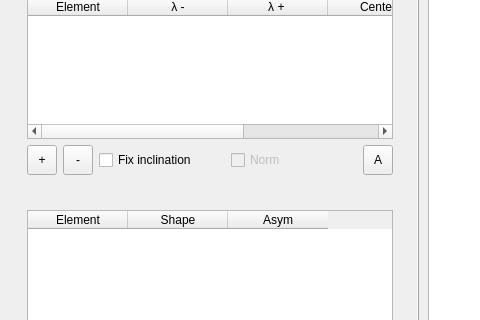
Qt form pic/libssa.ui (kstenio/libssa) before a commit; both pictures show x 0 to 480 and y 133 to 453 of the 1216 by 684 pixel window.
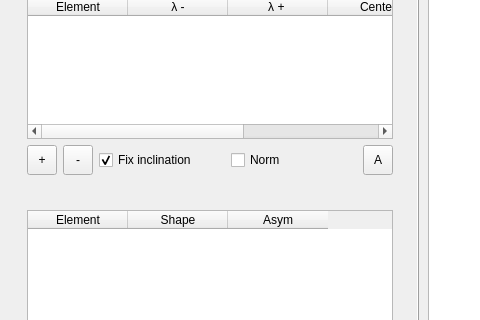
The same form after that commit. The open tabs and pages were chosen to show the change. Icons and pictures are not drawn. Custom widgets are drawn as their Qt base class.

The edit to the form file:
```diff
--- a/pic/libssa.ui
+++ b/pic/libssa.ui
@@ -753,12 +753,15 @@
                    <property name="text">
                     <string>Fix inclination</string>
                    </property>
+                   <property name="checked">
+                    <bool>true</bool>
+                   </property>
                   </widget>
                  </item>
                  <item>
                   <widget class="QCheckBox" name="p3cBox2">
                    <property name="enabled">
-                    <bool>false</bool>
+                    <bool>true</bool>
                    </property>
                    <property name="text">
                     <string>Norm</string>
```
Left out of the diff: 18 changed lines with no effect on the pictures.
